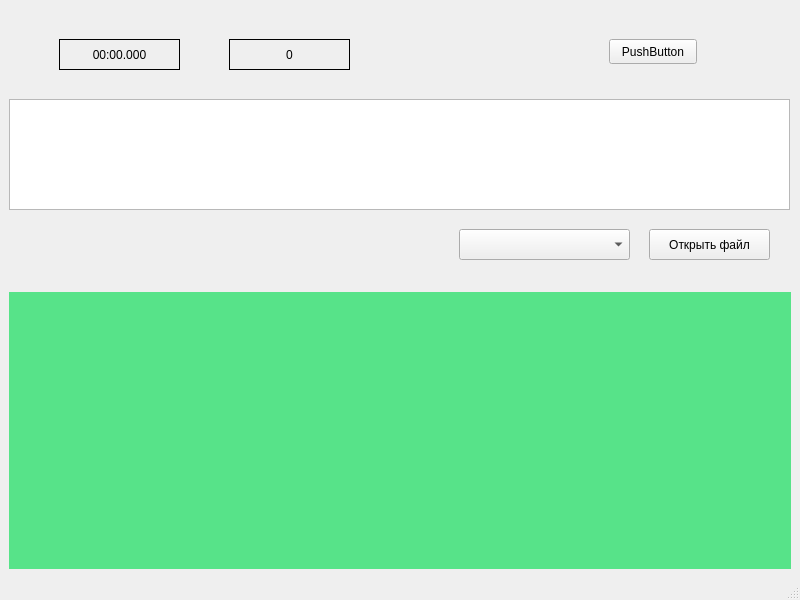
Before: the Qt Designer form LabWork_5/Task_1/mainwindow.ui in deviyan13/Labs2Sem, drawn with Qt 5.
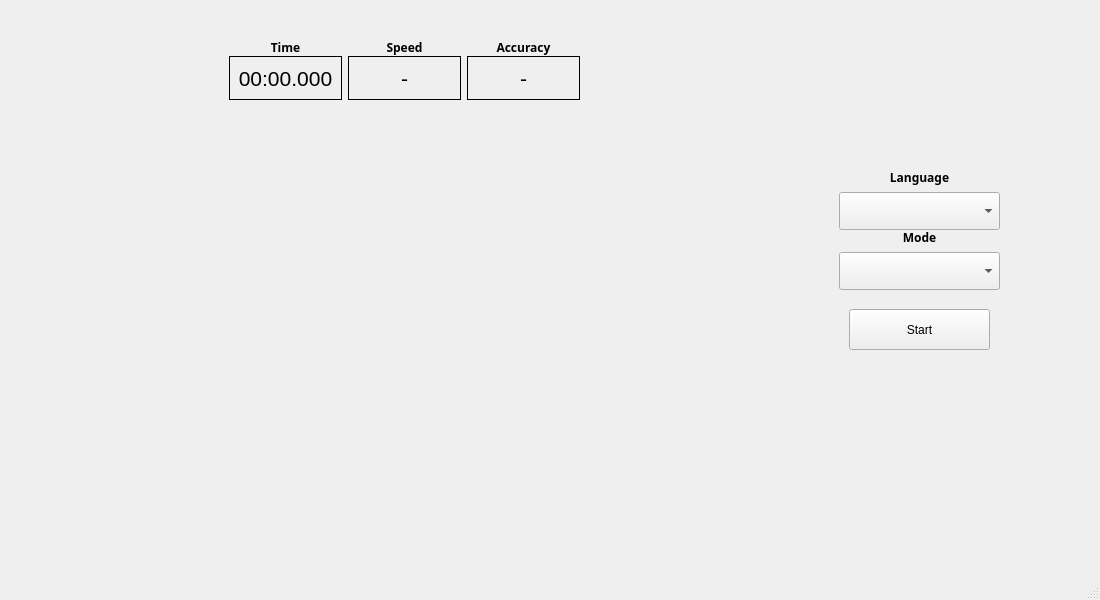
After: the same form once the commit is applied.

```diff
--- a/LabWork_5/Task_1/mainwindow.ui
+++ b/LabWork_5/Task_1/mainwindow.ui
@@ -6,7 +6,7 @@
    <rect>
     <x>0</x>
     <y>0</y>
-    <width>800</width>
+    <width>1019</width>
     <height>600</height>
    </rect>
   </property>
@@ -14,14 +14,19 @@
    <string>Task_1</string>
   </property>
   <widget class="QWidget" name="centralwidget">
+   <property name="minimumSize">
+    <size>
+     <width>1100</width>
+     <height>560</height>
+    </size>
+   </property>
+   <property name="maximumSize">
+    <size>
+     <width>1100</width>
+     <height>560</height>
+    </size>
+   </property>
    <layout class="QGridLayout" name="gridLayout">
-    <item row="1" column="0">
-     <widget class="QWidget" name="widgetForKeyboard" native="true">
-      <property name="styleSheet">
-       <string notr="true">background-color:rgb(87, 227, 137)</string>
-      </property>
-     </widget>
-    </item>
     <item row="0" column="0">
      <widget class="QWidget" name="widget" native="true">
       <property name="mouseTracking">
@@ -30,100 +35,283 @@
       <property name="autoFillBackground">
        <bool>false</bool>
       </property>
-      <widget class="QComboBox" name="comboBox">
-       <property name="geometry">
-        <rect>
-         <x>450</x>
-         <y>220</y>
-         <width>171</width>
-         <height>31</height>
-        </rect>
-       </property>
-      </widget>
       <widget class="QWidget" name="verticalLayoutWidget">
        <property name="geometry">
         <rect>
+         <x>10</x>
+         <y>100</y>
+         <width>771</width>
+         <height>151</height>
+        </rect>
+       </property>
+       <layout class="QVBoxLayout" name="verticalLayout"/>
+      </widget>
+      <widget class="QPushButton" name="beginButton">
+       <property name="geometry">
+        <rect>
+         <x>840</x>
+         <y>300</y>
+         <width>141</width>
+         <height>41</height>
+        </rect>
+       </property>
+       <property name="text">
+        <string>Start</string>
+       </property>
+      </widget>
+      <widget class="QWidget" name="layoutWidget">
+       <property name="geometry">
+        <rect>
+         <x>830</x>
+         <y>220</y>
+         <width>161</width>
+         <height>61</height>
+        </rect>
+       </property>
+       <layout class="QVBoxLayout" name="verticalLayout_3">
+        <item>
+         <widget class="QLabel" name="label_5">
+          <property name="sizePolicy">
+           <sizepolicy hsizetype="Minimum" vsizetype="Preferred">
+            <horstretch>0</horstretch>
+            <verstretch>0</verstretch>
+           </sizepolicy>
+          </property>
+          <property name="font">
+           <font>
+            <family>Sans</family>
+            <bold>true</bold>
+           </font>
+          </property>
+          <property name="text">
+           <string>Mode</string>
+          </property>
+          <property name="alignment">
+           <set>Qt::AlignCenter</set>
+          </property>
+         </widget>
+        </item>
+        <item>
+         <widget class="QComboBox" name="comboMode">
+          <property name="sizePolicy">
+           <sizepolicy hsizetype="Expanding" vsizetype="MinimumExpanding">
+            <horstretch>0</horstretch>
+            <verstretch>0</verstretch>
+           </sizepolicy>
+          </property>
+         </widget>
+        </item>
+       </layout>
+      </widget>
+      <widget class="QWidget" name="widgetForKeyboard" native="true">
+       <property name="enabled">
+        <bool>true</bool>
+       </property>
+       <property name="geometry">
+        <rect>
          <x>0</x>
-         <y>90</y>
+         <y>270</y>
          <width>781</width>
-         <height>111</height>
+         <height>271</height>
         </rect>
        </property>
-       <layout class="QVBoxLayout" name="verticalLayout">
+       <property name="sizePolicy">
+        <sizepolicy hsizetype="Expanding" vsizetype="Minimum">
+         <horstretch>0</horstretch>
+         <verstretch>0</verstretch>
+        </sizepolicy>
+       </property>
+       <property name="styleSheet">
+        <string notr="true"/>
+       </property>
+      </widget>
+      <widget class="QWidget" name="layoutWidget">
+       <property name="geometry">
+        <rect>
+         <x>830</x>
+         <y>160</y>
+         <width>161</width>
+         <height>61</height>
+        </rect>
+       </property>
+       <layout class="QVBoxLayout" name="verticalLayout_2">
         <item>
-         <widget class="QTextEdit" name="textEdit">
+         <widget class="QLabel" name="label_4">
+          <property name="sizePolicy">
+           <sizepolicy hsizetype="Minimum" vsizetype="Preferred">
+            <horstretch>0</horstretch>
+            <verstretch>0</verstretch>
+           </sizepolicy>
+          </property>
           <property name="font">
            <font>
-            <pointsize>16</pointsize>
+            <family>Sans</family>
+            <bold>true</bold>
            </font>
           </property>
+          <property name="text">
+           <string>Language</string>
+          </property>
+          <property name="alignment">
+           <set>Qt::AlignCenter</set>
+          </property>
+         </widget>
+        </item>
+        <item>
+         <widget class="QComboBox" name="comboLanguage">
+          <property name="sizePolicy">
+           <sizepolicy hsizetype="Expanding" vsizetype="MinimumExpanding">
+            <horstretch>0</horstretch>
+            <verstretch>0</verstretch>
+           </sizepolicy>
+          </property>
          </widget>
         </item>
        </layout>
       </widget>
-      <widget class="QPushButton" name="openFileButton">
-       <property name="geometry">
-        <rect>
-         <x>640</x>
-         <y>220</y>
-         <width>121</width>
-         <height>31</height>
-        </rect>
-       </property>
-       <property name="text">
-        <string>Открыть файл</string>
-       </property>
-      </widget>
-      <widget class="QPushButton" name="beginButton">
-       <property name="geometry">
-        <rect>
-         <x>600</x>
-         <y>30</y>
-         <width>88</width>
-         <height>25</height>
-        </rect>
-       </property>
-       <property name="text">
-        <string>PushButton</string>
-       </property>
-      </widget>
-      <widget class="QLabel" name="labelTimer">
-       <property name="geometry">
-        <rect>
-         <x>50</x>
-         <y>30</y>
-         <width>121</width>
-         <height>31</height>
-        </rect>
-       </property>
-       <property name="frameShape">
-        <enum>QFrame::Box</enum>
-       </property>
-       <property name="text">
-        <string>00:00.000</string>
-       </property>
-       <property name="alignment">
-        <set>Qt::AlignCenter</set>
-       </property>
-      </widget>
-      <widget class="QLabel" name="labelWords">
+      <widget class="QWidget" name="layoutWidget">
        <property name="geometry">
         <rect>
          <x>220</x>
          <y>30</y>
-         <width>121</width>
-         <height>31</height>
+         <width>351</width>
+         <height>61</height>
         </rect>
        </property>
-       <property name="frameShape">
-        <enum>QFrame::Box</enum>
-       </property>
-       <property name="text">
-        <string>0</string>
-       </property>
-       <property name="alignment">
-        <set>Qt::AlignCenter</set>
-       </property>
+       <layout class="QGridLayout" name="gridLayout_2">
+        <property name="topMargin">
+         <number>0</number>
+        </property>
+        <property name="bottomMargin">
+         <number>0</number>
+        </property>
+        <property name="verticalSpacing">
+         <number>0</number>
+        </property>
+        <item row="0" column="0">
+         <widget class="QLabel" name="label">
+          <property name="font">
+           <font>
+            <family>Sans</family>
+            <bold>true</bold>
+           </font>
+          </property>
+          <property name="text">
+           <string>Time</string>
+          </property>
+          <property name="alignment">
+           <set>Qt::AlignCenter</set>
+          </property>
+         </widget>
+        </item>
+        <item row="0" column="1">
+         <widget class="QLabel" name="label_2">
+          <property name="font">
+           <font>
+            <family>Sans</family>
+            <bold>true</bold>
+           </font>
+          </property>
+          <property name="text">
+           <string>Speed</string>
+          </property>
+          <property name="textFormat">
+           <enum>Qt::AutoText</enum>
+          </property>
+          <property name="scaledContents">
+           <bool>false</bool>
+          </property>
+          <property name="alignment">
+           <set>Qt::AlignCenter</set>
+          </property>
+          <property name="wordWrap">
+           <bool>true</bool>
+          </property>
+         </widget>
+        </item>
+        <item row="0" column="2">
+         <widget class="QLabel" name="label_3">
+          <property name="sizePolicy">
+           <sizepolicy hsizetype="Minimum" vsizetype="Minimum">
+            <horstretch>0</horstretch>
+            <verstretch>0</verstretch>
+           </sizepolicy>
+          </property>
+          <property name="font">
+           <font>
+            <family>Sans</family>
+            <bold>true</bold>
+           </font>
+          </property>
+          <property name="text">
+           <string>Accuracy</string>
+          </property>
+          <property name="alignment">
+           <set>Qt::AlignCenter</set>
+          </property>
+         </widget>
+        </item>
+        <item row="1" column="0">
+         <widget class="QLabel" name="labelTimer">
+          <property name="font">
+           <font>
+            <pointsize>16</pointsize>
+           </font>
+          </property>
+          <property name="frameShape">
+           <enum>QFrame::Box</enum>
+          </property>
+          <property name="text">
+           <string>00:00.000</string>
+          </property>
+          <property name="alignment">
+           <set>Qt::AlignCenter</set>
+          </property>
+         </widget>
+        </item>
+        <item row="1" column="1">
+         <widget class="QLabel" name="labelWords">
+          <property name="font">
+           <font>
+            <pointsize>16</pointsize>
+           </font>
+          </property>
+          <property name="frameShape">
+           <enum>QFrame::Box</enum>
+          </property>
+          <property name="text">
+           <string>-</string>
+          </property>
+          <property name="alignment">
+           <set>Qt::AlignCenter</set>
+          </property>
+         </widget>
+        </item>
+        <item row="1" column="2">
+         <widget class="QLabel" name="labelPrecision">
+          <property name="sizePolicy">
+           <sizepolicy hsizetype="Preferred" vsizetype="MinimumExpanding">
+            <horstretch>0</horstretch>
+            <verstretch>0</verstretch>
+           </sizepolicy>
+          </property>
+          <property name="font">
+           <font>
+            <pointsize>16</pointsize>
+           </font>
+          </property>
+          <property name="frameShape">
+           <enum>QFrame::Box</enum>
+          </property>
+          <property name="text">
+           <string>-</string>
+          </property>
+          <property name="alignment">
+           <set>Qt::AlignCenter</set>
+          </property>
+         </widget>
+        </item>
+       </layout>
       </widget>
      </widget>
     </item>
```
Left out of the diff: 2 changed lines with no effect on the pictures.
